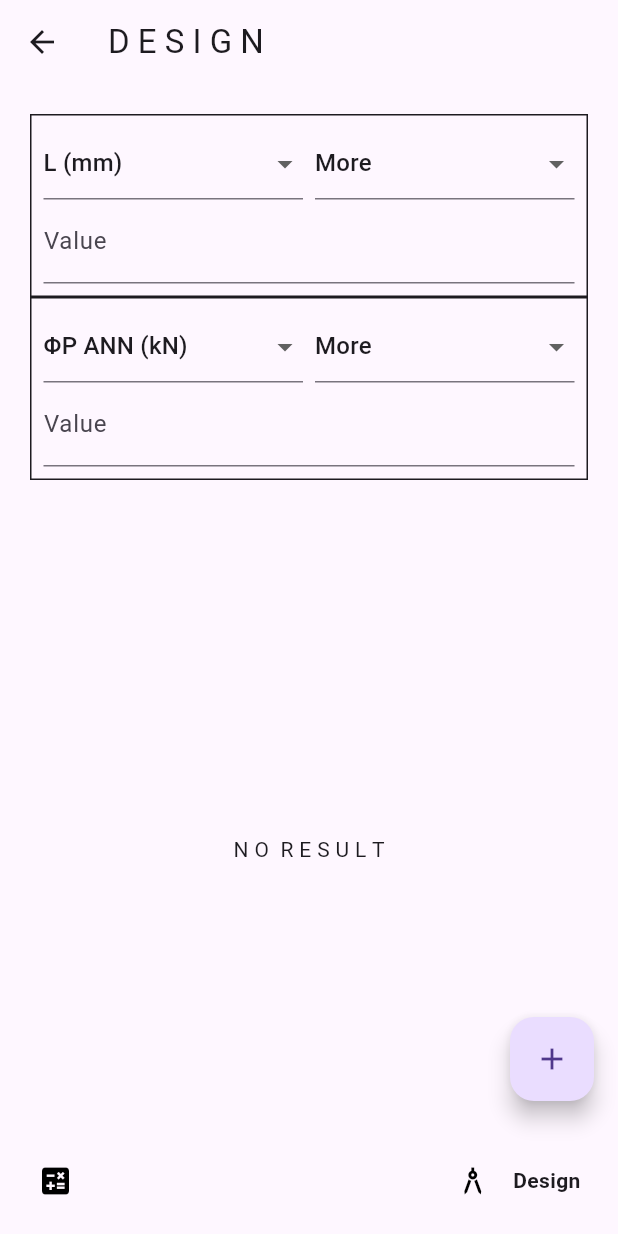
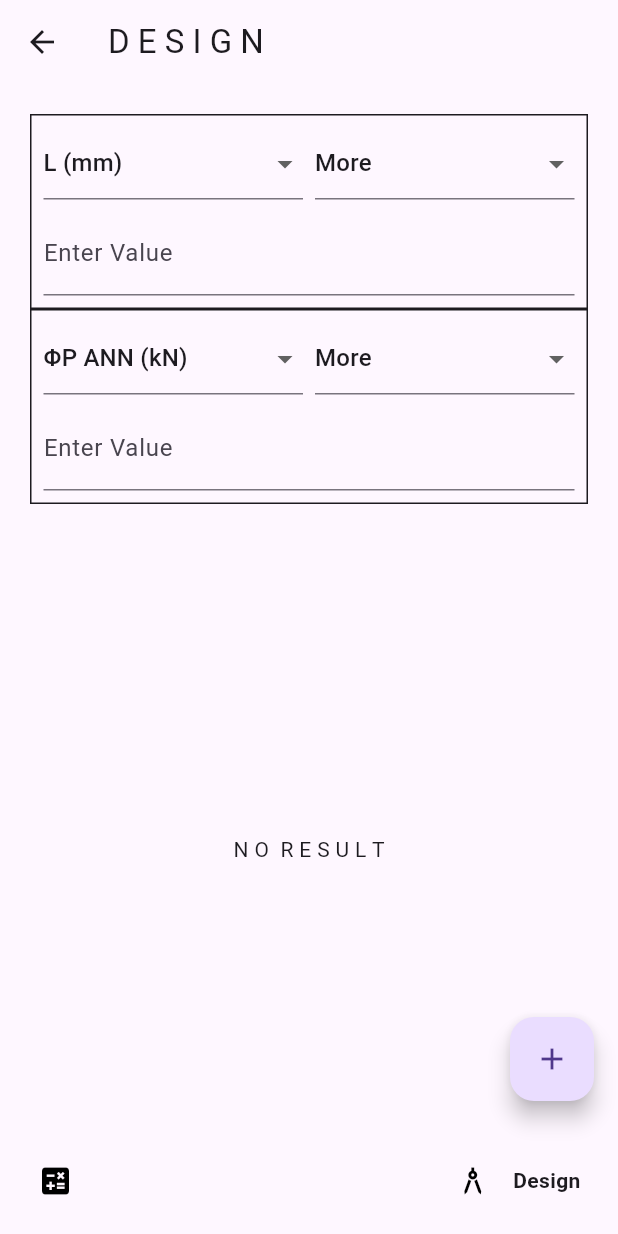
Before and after one commit to A-freedom/SteelCon-Predictive-Engine, a Flutter app: the DesignPage screen opened by its route, on a phone screen of 412 x 824 dp. Run offline on Flutter 3.47's test engine with Material 3 defaults, Android fonts, the phone set to English and light mode, and no system bars; drawn by our look-alikes of google_nav_bar; missing offline and left inert: dart:html, json_table.

Commit message:
fix filters losing values problem

```diff
--- a/web_client/lib/filter.dart
+++ b/web_client/lib/filter.dart
@@ -1,10 +1,8 @@
-// filter.dart
 import 'dart:convert';
 import 'package:flutter/material.dart';
 import 'package:provider/provider.dart';
 import 'service.dart';
 import 'tools.dart';
-
 import 'dataStructure.dart';
 
 class FilterItem extends StatefulWidget {
@@ -26,23 +24,14 @@ class _FilterItemState extends State<FilterItem> {
   @override
   void initState() {
     super.initState();
-    _valueController = TextEditingController();
-    _lowerLimitController = TextEditingController();
-    _upperLimitController = TextEditingController();
+    _valueController = TextEditingController(text: widget.filter.value == 0 ? '' : widget.filter.value.toString());
+    _lowerLimitController = TextEditingController(text: widget.filter.lowerLimit == 0 ? '' : widget.filter.lowerLimit.toString());
+    _upperLimitController = TextEditingController(text: widget.filter.upperLimit == 0 ? '' : widget.filter.upperLimit.toString());
     _formKey = GlobalKey<FormState>();
-    // Initialize text controllers with current values
-    // if (widget.filter.selectedFilterType != 'Between') {
-    //   _valueController.text = widget.filter.value.toString();
-    // } else {
-    //   _lowerLimitController.text = widget.filter.lowerLimit.toString();
-    //   _upperLimitController.text = widget.filter.upperLimit.toString();
-    // }
   }
 
   @override
   void dispose() {
-    // Dispose text controllers when they are no longer needed
-
     _valueController.dispose();
     _lowerLimitController.dispose();
     _upperLimitController.dispose();
@@ -51,24 +40,26 @@ class _FilterItemState extends State<FilterItem> {
 
   @override
   Widget build(BuildContext context) {
-    Future<void> update() async {
-      if (!_formKey.currentState!.validate()) return;
-      Map<String, dynamic> jsonFilters = {};
-      for (var filter
-          in Provider.of<FilterManager>(context, listen: false).filters) {
-        jsonFilters.addAll(filter.toJson());
-      }
-      PredictionService predictionService = PredictionService();
-      String? result = await predictionService.designRHSS(jsonFilters);
-      setState(() {
-        if (result != null) {
-          Provider.of<JsonManager>(context, listen: false)
-              .setJson(jsonDecode(result));
-        }
-      });
+    return Container(
+      decoration: BoxDecoration(
+        border: Border.all(color: Theme.of(context).textTheme.displayLarge!.color!),
+      ),
+      padding: const EdgeInsets.all(8.0),
+      child: Form(
+        key: _formKey,
+        child: Column(
+          crossAxisAlignment: CrossAxisAlignment.start,
+          children: [
+            _buildFilterDropdowns(),
+            const SizedBox(height: 8.0),
+            _buildFilterTextFields(),
+          ],
+        ),
+      ),
+    );
   }
 
-    // const textSize = 12.0;
+  Widget _buildFilterDropdowns() {
     final items = Provider.of<FilterManager>(context)
         .columns
         .where((column) => !Provider.of<FilterManager>(context)
@@ -77,17 +68,7 @@ class _FilterItemState extends State<FilterItem> {
         .toList()
       ..add(widget.filter.selectedColumn);
 
-    return Container(
-      decoration: BoxDecoration(
-        border: Border.all(color: Theme.of(context).textTheme.displayLarge!.color!)
-      ),
-      padding: const EdgeInsets.all(8.0),
-      child: Form(
-        key: _formKey,
-        child: Column(
-          crossAxisAlignment: CrossAxisAlignment.start,
-          children: [
-            Row(
+    return Row(
       children: [
         Expanded(
           flex: 4,
@@ -96,16 +77,13 @@ class _FilterItemState extends State<FilterItem> {
             items: items.map<DropdownMenuItem<String>>((column) {
               return DropdownMenuItem<String>(
                 value: column,
-                        child: Text(
-                          column,
-                          // style: const TextStyle(fontSize: textSize),
-                        ),
+                child: Text(column),
               );
             }).toList(),
             onChanged: (newValue) {
               setState(() {
                 widget.filter.selectedColumn = newValue!;
-                        update();
+                _submit();
               });
             },
           ),
@@ -119,16 +97,14 @@ class _FilterItemState extends State<FilterItem> {
             onChanged: (newValue) {
               setState(() {
                 widget.filter.selectedFilterType = newValue!;
-                        update();
+                _submit();
               });
             },
             items: ['More', 'Less', 'Equal', 'Between']
                 .map<DropdownMenuItem<String>>((String value) {
               return DropdownMenuItem<String>(
                 value: value,
-                        child: Text(
-                          value,
-                        ),
+                child: Text(value),
               );
             }).toList(),
           ),
@@ -138,7 +114,7 @@ class _FilterItemState extends State<FilterItem> {
             onPressed: () {
               setState(() {
                 widget.onDelete();
-                        update();
+                _submit();
               });
             },
             icon: const Icon(
@@ -148,38 +124,51 @@ class _FilterItemState extends State<FilterItem> {
             ),
           ),
       ],
-            ),
-            if (widget.filter.selectedFilterType != 'Between')
-              TextFormField(
+    );
+  }
+
+  Widget _buildFilterTextFields() {
+    if (widget.filter.selectedFilterType != 'Between') {
+      return TextFormField(
         controller: _valueController,
         onEditingComplete: () {
-                  widget.filter.value = double.tryParse(_valueController.text)!;
-                  update();
+          widget.filter.value = double.tryParse(_valueController.text) ?? 0.0;
+          _submit();
+        },
+        onChanged: (value) {
+          _formKey.currentState!.validate();
+          widget.filter.value = double.tryParse(value) ?? 0.0;
         },
         keyboardType: TextInputType.number,
-                decoration: const InputDecoration(
-                  labelText: 'Value',
+        decoration: InputDecoration(
+          hintText: widget.filter.selectedFilterType != 'Equal'
+              ? '${widget.filter.selectedColumn} is ${widget.filter.selectedFilterType} than ..?'
+              : '${widget.filter.selectedColumn} is ${widget.filter.selectedFilterType} to ..?',
+          labelText: 'Enter Value',
         ),
         validator: (value) => inputChecker(value, 0, double.infinity),
-              ),
-            if (widget.filter.selectedFilterType == 'Between') ...[
-              Row(
+      );
+    } else {
+      return Row(
         children: [
           Expanded(
             flex: 4,
             child: TextFormField(
               controller: _lowerLimitController,
               onEditingComplete: () {
-                        widget.filter.lowerLimit =
-                            double.tryParse(_lowerLimitController.text) ?? 0.0;
-                        update();
+                widget.filter.lowerLimit = double.tryParse(_lowerLimitController.text) ?? 0.0;
+                _submit();
+              },
+              onChanged: (value) {
+                _formKey.currentState!.validate();
+                widget.filter.lowerLimit = double.tryParse(value) ?? 0.0;
               },
               keyboardType: TextInputType.number,
-                      decoration: const InputDecoration(
+              decoration: InputDecoration(
+                hintText: '${widget.filter.selectedColumn} is more than ..?',
                 labelText: 'Lower Limit',
               ),
-                      validator: (value) =>
-                          inputChecker(value, 0, double.infinity),
+              validator: (value) => inputChecker(value, 0, double.infinity),
             ),
           ),
           const SizedBox(width: 8.0),
@@ -188,24 +177,40 @@ class _FilterItemState extends State<FilterItem> {
             child: TextFormField(
               controller: _upperLimitController,
               onEditingComplete: () {
-                        widget.filter.upperLimit =
-                            double.tryParse(_upperLimitController.text) ?? 0.0;
-                        update();
+                widget.filter.upperLimit = double.tryParse(_upperLimitController.text) ?? 0.0;
+                _submit();
+              },
+              onChanged: (value) {
+                _formKey.currentState!.validate();
+                widget.filter.upperLimit = double.tryParse(value) ?? 0.0;
               },
               keyboardType: TextInputType.number,
-                      decoration: const InputDecoration(
+              decoration: InputDecoration(
+                hintText: '${widget.filter.selectedColumn} is less than ..?',
                 labelText: 'Upper Limit',
               ),
-                      validator: (value) =>
-                          inputChecker(value, 0, double.infinity),
+              validator: (value) => inputChecker(value, 0, double.infinity),
             ),
           ),
         ],
-              )
-            ],
-          ],
-        ),
-      ),
       );
     }
   }
+
+  Future<void> _submit() async {
+    if (!_formKey.currentState!.validate()) return;
+    if (!mounted) return; // Check if the widget is still mounted before calling setState
+    Map<String, dynamic> jsonFilters = {};
+    for (var filter in Provider.of<FilterManager>(context, listen: false).filters) {
+      jsonFilters.addAll(filter.toJson());
+    }
+    PredictionService predictionService = PredictionService();
+    String? result = await predictionService.designRHSS(jsonFilters);
+    if (!mounted) return; // Check again after the asynchronous operation
+    setState(() {
+      if (result != null) {
+        Provider.of<JsonManager>(context, listen: false).setJson(jsonDecode(result));
+      }
+    });
+  }
+}
```
Also changed, not shown: web_client/lib/dataStructure.dart (indentation only), 3 other files. Lines whose indentation alone changed are shown as unchanged.
